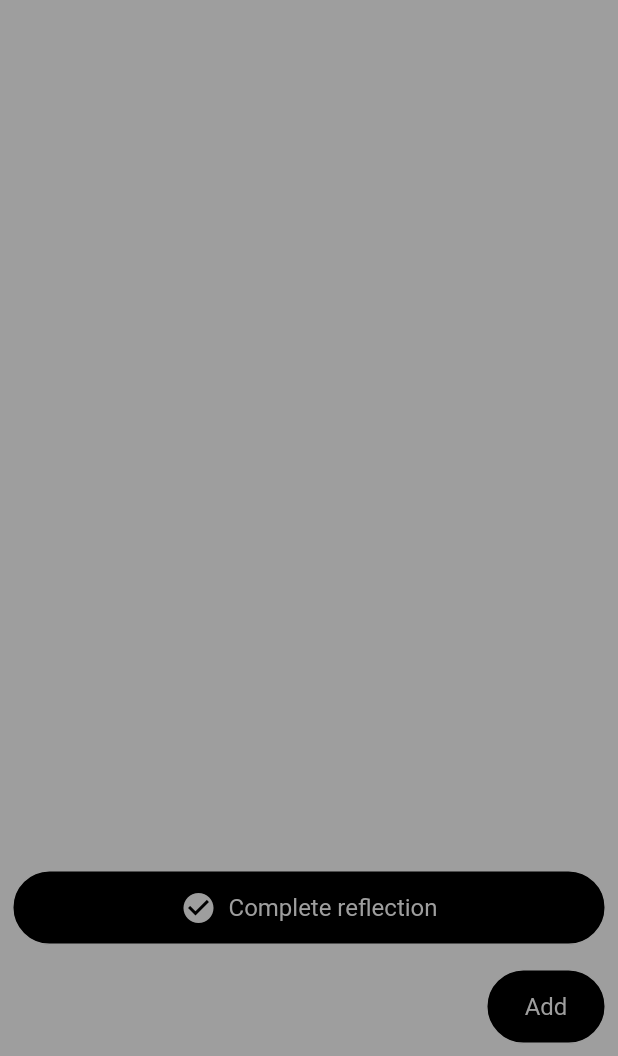
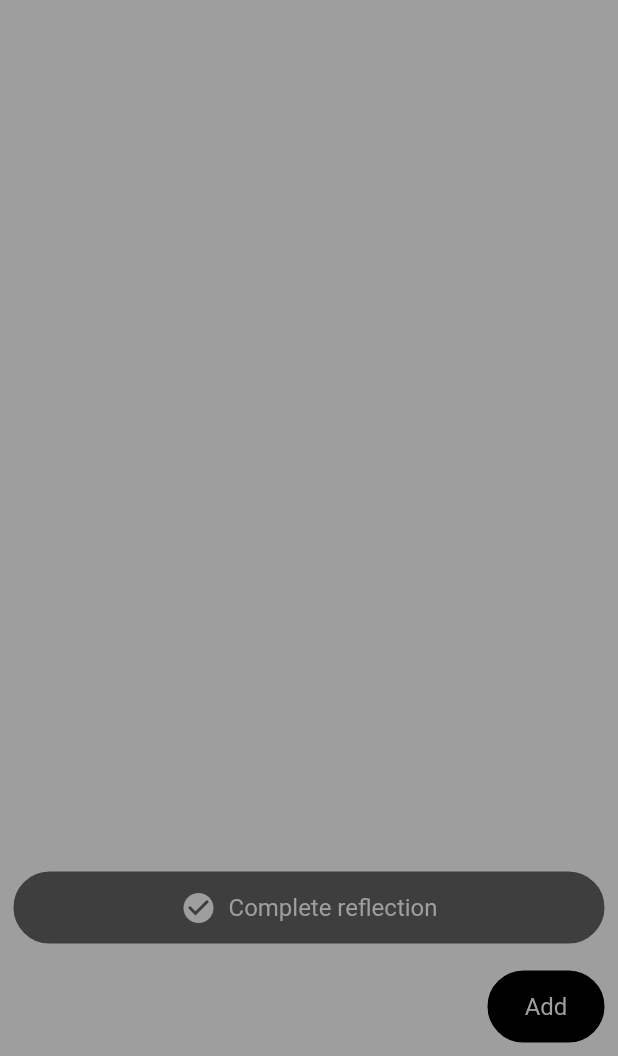
Before and after one commit to TocoBird/bulby, a Flutter app: what view() shows on an empty page, opened directly with empty values, on a phone screen of 412 x 824 dp, the part 180-1236 px from its top. Run offline on Flutter 3.47's test engine with Material 2 defaults, Android fonts, the light colour scheme and no system bars; drawn by our look-alikes of badges; our stand-ins replace flutter_hooks, fluttertoast, get_it, injectable, shared_preferences, sqflite; accounts and stored records are empty; generated files the repository leaves out were written again.

Commit message:
feat: add page

```diff
--- a/flutter/lib/components/common/atoms/button/done.dart
+++ b/flutter/lib/components/common/atoms/button/done.dart
@@ -9,6 +9,7 @@ class ButtonDone extends StatelessWidget {
     super.key,
     required this.color,
     required this.text,
+    this.isThin,
     this.isActive,
     this.onPressed,
   });
@@ -18,6 +19,9 @@ class ButtonDone extends StatelessWidget {
 
   /// 文字
   final String text;
+
+  /// 薄くする
+  final bool? isThin;
 
   /// アクティブかどうか
   final bool? isActive;
@@ -53,7 +57,12 @@ class ButtonDone extends StatelessWidget {
       ),
     );
 
-    return Container(
+    // ボタンが薄いか
+    bool isThinButton = isThin ?? false;
+
+    return Opacity(
+      opacity: isThinButton ? 0.6 : 1,
+      child: Container(
         padding: EdgeInsets.zero,
         decoration: BoxDecoration(
           gradient: LinearGradient(
@@ -80,6 +89,7 @@ class ButtonDone extends StatelessWidget {
             isNoSelect: true,
           ),
         ),
+      ),
     );
   }
 }
--- a/flutter/lib/components/common/molecules/header.dart
+++ b/flutter/lib/components/common/molecules/header.dart
@@ -1,23 +1,9 @@
 import 'package:flutter/material.dart'
-    show
-        AppBar,
-        Widget,
-        Text,
-        TextStyle,
-        Colors,
-        BuildContext,
-        ValueNotifier,
-        PreferredSizeWidget,
-        Size,
-        IconButton,
-        Icon,
-        Icons;
+    show AppBar, Widget, BuildContext, PreferredSizeWidget, Size;
 import 'package:bulby/modules/const/color/hooks.dart' show UseColor;
 import 'package:flutter_gen/gen_l10n/app_localizations.dart'
     show AppLocalizations;
-import 'package:badges/badges.dart' as badges;
-import 'package:flutter_hooks/flutter_hooks.dart'
-    show HookWidget, useEffect, useState;
+import 'package:flutter_hooks/flutter_hooks.dart' show HookWidget;
 import 'package:bulby/components/common/atoms/text/basic.dart' show BasicText;
 import 'package:bulby/modules/const/size.dart' show ConstantSizeUI;
 
@@ -28,8 +14,6 @@ class Header extends HookWidget implements PreferredSizeWidget {
     required this.i18n,
     required this.color,
     required this.title,
-    this.onClickRightMenu,
-    this.badgeNumForListener,
     this.rightButton,
   });
 
@@ -42,12 +26,6 @@ class Header extends HookWidget implements PreferredSizeWidget {
   /// ヘッダータイトル
   final String title;
 
-  /// バッジの数
-  final ValueNotifier<int>? badgeNumForListener;
-
-  /// 右のハンバーガーメニューをクリックした
-  final void Function()? onClickRightMenu;
-
   /// 右上のメニューに表示
   final Widget? rightButton;
 
@@ -57,50 +35,12 @@ class Header extends HookWidget implements PreferredSizeWidget {
 
   @override
   AppBar build(BuildContext context) {
-    final ValueNotifier<int> badgeNum = useState<int>(0);
-
-    /// 外部で候補一覧が更新されたら実行
-    void updateBadge() {
-      badgeNum.value = badgeNumForListener!.value;
-    }
-
-    /// NOTE:
-    /// バッジ番号のみをレンダリングさせたいのでListenerでイベント発火している。
-    useEffect(() {
-      if (badgeNumForListener == null) return;
-      badgeNum.value = badgeNumForListener!.value;
-      badgeNumForListener!.addListener(updateBadge);
-      return;
-    }, [badgeNumForListener]);
-
     /// 右上のアイコンを追加
     List<Widget> getActions() {
       // 右上に何も表示しない
       if (rightButton == null) return [];
       // 右上に表示する
       return [rightButton!];
-    }
-
-    /// 右上のアイコンを追加
-    /// todo: リファクタ
-    List<Widget> getActionsBadge() {
-      // 数字なしなら非表示
-      if (badgeNum.value == 0) return [];
-
-      //　数字付き
-      return [
-        badges.Badge(
-          position: badges.BadgePosition.custom(top: 0, end: 2),
-          badgeContent: Text(
-            badgeNum.value.toString(),
-            style: const TextStyle(color: Colors.white),
-          ),
-          child: IconButton(
-            icon: const Icon(Icons.dehaze_sharp),
-            onPressed: onClickRightMenu,
-          ),
-        ),
-      ];
     }
 
     return AppBar(
@@ -110,7 +50,7 @@ class Header extends HookWidget implements PreferredSizeWidget {
         size: "M",
       ),
       backgroundColor: color.base.header,
-      actions: onClickRightMenu == null ? getActions() : getActionsBadge(),
+      actions: getActions(),
     );
   }
 }
--- a/flutter/lib/components/layouts/base.dart
+++ b/flutter/lib/components/layouts/base.dart
@@ -15,8 +15,6 @@ class BaseLayout extends HookWidget {
     required this.title,
     required this.isBackGround,
     this.onTap,
-    this.badgeNumForListener,
-    this.onClickRightMenu,
     this.onWillPop,
     this.rightButton,
   });
@@ -33,17 +31,11 @@ class BaseLayout extends HookWidget {
   /// タイトル
   final String title;
 
-  /// バッジの数
-  final ValueNotifier<int>? badgeNumForListener;
-
   /// 背景あり
   final bool isBackGround;
 
   /// 外部を押した
   final void Function()? onTap;
-
-  /// 右のメニューをクリックした
-  final void Function()? onClickRightMenu;
 
   /// 戻る時のアクション
   final Future<bool> Function()? onWillPop;
@@ -71,8 +63,6 @@ class BaseLayout extends HookWidget {
           i18n: i18n,
           color: color,
           title: title,
-          badgeNumForListener: badgeNumForListener,
-          onClickRightMenu: onClickRightMenu,
           rightButton: rightButton,
         ),
         body: GestureDetector(
--- a/flutter/lib/components/pages/reflection_add/fetch.dart
+++ b/flutter/lib/components/pages/reflection_add/fetch.dart
@@ -25,7 +25,7 @@ class UseReturn {
   final List<DomainReflectionAddReflection> reflections;
   final List<DomainReflectionAdded> addedReflectionsFromOtherPage;
   final Future<void> Function() fetchReflections;
-  final void Function(BuildContext, bool, List<DomainReflectionAdded>)
+  final void Function(BuildContext, List<DomainReflectionAdded>)
       pushReflectionAddedList;
 }
 
@@ -87,7 +87,6 @@ UseReturn useFetch(int groupId, AppLocalizations i18n, UseColor color) {
   /// 追加している振り返りページへ移動
   void pushReflectionAddedList(
     BuildContext c,
-    bool isSavePage,
     List<DomainReflectionAdded> reflections,
   ) {
     final PageReflectionAddedList page = PageReflectionAddedList(
@@ -95,7 +94,6 @@ UseReturn useFetch(int groupId, AppLocalizations i18n, UseColor color) {
       color: color,
       reflections: reflections,
       groupId: groupId,
-      isSavePage: isSavePage,
     );
     Navigator.push(
       c,
--- a/flutter/lib/components/pages/reflection_added_list/widget.dart
+++ b/flutter/lib/components/pages/reflection_added_list/widget.dart
@@ -16,7 +16,6 @@ class PageReflectionAddedList extends HookWidget {
     required this.color,
     required this.reflections,
     required this.groupId,
-    required this.isSavePage,
   });
 
   /// 言語
@@ -31,10 +30,6 @@ class PageReflectionAddedList extends HookWidget {
   /// 振り返りグループID
   final int groupId;
 
-  /// 入力確認ページか、一次確認ページか
-  /// todo: pageを分ける
-  final bool isSavePage;
-
   @override
   Widget build(BuildContext context) {
     return Scaffold(
@@ -43,7 +38,6 @@ class PageReflectionAddedList extends HookWidget {
         color: color,
         reflections: reflections,
         groupId: groupId,
-        isSavePage: isSavePage,
       ),
     );
   }
--- a/flutter/lib/components/templates/reflection_add/hooks.dart
+++ b/flutter/lib/components/templates/reflection_add/hooks.dart
@@ -36,7 +36,6 @@ class UseReturn {
     required this.candidatesForListener,
     required this.badgeNumForListener,
     required this.onWillPop,
-    required this.onClickRightMenu,
   });
   final void Function(BuildContext) onPressedAddReflection;
   final void Function(String) onPressedAddCandidate;
@@ -50,7 +49,6 @@ class UseReturn {
       candidatesForListener;
   final Future<bool> Function(BuildContext) onWillPop;
   final void Function(BuildContext) onPressedReflectionDone;
-  final void Function(BuildContext) onClickRightMenu;
 }
 
 /// ロジック: 振り返り追加ページ
@@ -61,8 +59,7 @@ UseReturn useHooks(
   List<DomainReflectionAddReflection> reflections,
   List<DomainReflectionAdded> addedReflectionsFromOtherPage,
   int groupId,
-  Function(BuildContext, bool, List<DomainReflectionAdded>)
-      pushReflectionAddedList,
+  Function(BuildContext, List<DomainReflectionAdded>) pushReflectionAddedList,
 ) {
   final FocusNode textFieldFocusNode = useFocusNode();
   final ValueNotifier<TextEditingController> textReflection =
@@ -206,24 +203,18 @@ UseReturn useHooks(
     candidatesForListener.value = addedReflections;
   }
 
-  /// 振り返りの完了を押した
+  /// 下部ボタン: 振り返りの完了を押した
   void onPressedReflectionDone(BuildContext c) {
     if (reflectionsForRegister.isEmpty) {
       toast.showAlert(i18n.reflectionAddPageDoneAlert, 2500);
       return;
     }
 
-    // 追加した振り返りページへ移動
-    pushReflectionAddedList(c, true, reflectionsForRegister);
-  }
-
-  /// 右上の一覧メニューを押した
-  void onClickRightMenu(BuildContext c) {
     // 入力欄をリセットする
     resetInput();
 
     // 追加した振り返りページへ移動
-    pushReflectionAddedList(c, false, reflectionsForRegister);
+    pushReflectionAddedList(c, reflectionsForRegister);
   }
 
   /// 候補から振り返りの追加を押した
@@ -286,6 +277,5 @@ UseReturn useHooks(
     formKey: formKey,
     candidatesForListener: candidatesForListener,
     onWillPop: onWillPop,
-    onClickRightMenu: onClickRightMenu,
   );
 }
--- a/flutter/lib/components/templates/reflection_add/parts/bottom_contents.dart
+++ b/flutter/lib/components/templates/reflection_add/parts/bottom_contents.dart
@@ -12,7 +12,8 @@ import 'package:flutter/material.dart'
         Row,
         Expanded,
         SizedBox,
-        Builder;
+        Builder,
+        ValueNotifier;
 import 'package:bulby/modules/const/color/hooks.dart' show UseColor;
 import 'package:flutter_gen/gen_l10n/app_localizations.dart'
     show AppLocalizations;
@@ -21,12 +22,13 @@ import 'package:bulby/components/common/atoms/input/text/widget.dart'
     show InputText;
 import 'package:bulby/components/common/atoms/button/basic.dart'
     show ButtonBasic;
-import 'package:bulby/components/common/atoms/button/done.dart' show ButtonDone;
 import 'package:bulby/components/common/atoms/spacer/height.dart'
     show SpacerHeight;
 import 'package:bulby/components/common/atoms/spacer/width.dart'
     show SpacerWidth;
 import 'package:bulby/modules/const/size.dart' show ConstantSizeUI;
+import 'package:bulby/components/templates/reflection_add/parts/button_done.dart'
+    show ReflectionButtonDone;
 
 Widget view(
   AppLocalizations i18n,
@@ -34,6 +36,7 @@ Widget view(
   BuildContext context,
   FocusNode textFieldFocusNode,
   TextEditingController textReflection,
+  ValueNotifier<int>? badgeNumForListener,
   void Function(BuildContext) onPressedReflectionDone,
   void Function(BuildContext) onPressedAddReflection,
   void Function() onPressedRemoveText,
@@ -54,9 +57,10 @@ Widget view(
         padding: const EdgeInsets.symmetric(
           horizontal: ConstantSizeUI.l2,
         ),
-        child: ButtonDone(
+        child: ReflectionButtonDone(
+          i18n: i18n,
           color: color,
-          text: i18n.reflectionAddPageBottomDone,
+          badgeNumForListener: badgeNumForListener,
           onPressed: () => onPressedReflectionDone(context),
         ),
       ),
@@ -110,6 +114,7 @@ class BottomContents extends HookWidget {
     required this.color,
     required this.textFieldFocusNode,
     required this.textReflection,
+    required this.badgeNumForListener,
     required this.onPressedReflectionDone,
     required this.onPressedAddReflection,
     required this.onPressedRemoveText,
@@ -124,6 +129,9 @@ class BottomContents extends HookWidget {
 
   ///
   final FocusNode textFieldFocusNode;
+
+  /// バッジ数
+  final ValueNotifier<int>? badgeNumForListener;
 
   ///
   final TextEditingController textReflection;
@@ -150,6 +158,7 @@ class BottomContents extends HookWidget {
           context,
           textFieldFocusNode,
           textReflection,
+          badgeNumForListener,
           onPressedReflectionDone,
           onPressedAddReflection,
           onPressedRemoveText,
--- /dev/null
+++ b/flutter/lib/components/templates/reflection_add/parts/button_done.dart
@@ -0,0 +1,73 @@
+import 'package:flutter/material.dart'
+    show Widget, BuildContext, Colors, Text, TextStyle, ValueNotifier;
+import 'package:bulby/modules/const/color/hooks.dart' show UseColor;
+import 'package:flutter_gen/gen_l10n/app_localizations.dart'
+    show AppLocalizations;
+import 'package:flutter_hooks/flutter_hooks.dart'
+    show HookWidget, useEffect, useState;
+import 'package:bulby/components/common/atoms/button/done.dart' show ButtonDone;
+import 'package:badges/badges.dart' as badges;
+
+/// ボタン: 振り返りの完了
+class ReflectionButtonDone extends HookWidget {
+  const ReflectionButtonDone({
+    super.key,
+    required this.i18n,
+    required this.color,
+    required this.badgeNumForListener,
+    this.onPressed,
+  });
+
+  /// 言語
+  final AppLocalizations i18n;
+
+  /// カラーの設定
+  final UseColor color;
+
+  /// バッジの数
+  final ValueNotifier<int>? badgeNumForListener;
+
+  /// クリックした
+  final void Function()? onPressed;
+
+  @override
+  Widget build(BuildContext context) {
+    final ValueNotifier<int> badgeNum = useState<int>(0);
+
+    /// 外部で候補一覧が更新されたら実行
+    void updateBadge() {
+      badgeNum.value = badgeNumForListener!.value;
+    }
+
+    /// NOTE:
+    /// バッジ番号のみをレンダリングさせたいのでListenerでイベント発火している
+    /// 全体をレンダリングすると、入力欄のフォーカスが外れる
+    useEffect(() {
+      if (badgeNumForListener == null) return;
+      badgeNum.value = badgeNumForListener!.value;
+      badgeNumForListener!.addListener(updateBadge);
+      return;
+    }, [badgeNumForListener]);
+
+    return badges.Badge(
+      position: badges.BadgePosition.custom(
+        top: -12,
+        end: -2,
+      ),
+      badgeContent: Text(
+        badgeNum.value.toString(),
+        style: const TextStyle(
+          color: Colors.white,
+          fontSize: 18,
+        ),
+      ),
+      showBadge: badgeNum.value != 0,
+      child: ButtonDone(
+        color: color,
+        text: i18n.reflectionAddPageBottomDone,
+        onPressed: onPressed,
+        isThin: badgeNum.value == 0,
+      ),
+    );
+  }
+}
--- a/flutter/lib/components/templates/reflection_add/view.dart
+++ b/flutter/lib/components/templates/reflection_add/view.dart
@@ -41,7 +41,6 @@ Widget view(
   void Function(BuildContext) onPressedReflectionDone,
   void Function() onPressedRemoveText,
   void Function(String?) onChangeTextReflection,
-  void Function(BuildContext) onClickRightMenu,
   ValueNotifier<List<DomainReflectionAddReflection>> candidatesForListener,
   Future<bool> Function(BuildContext) onWillPop,
 ) {
@@ -66,6 +65,7 @@ Widget view(
         color: color,
         textReflection: textReflection,
         textFieldFocusNode: textFieldFocusNode,
+        badgeNumForListener: badgeNumForListener,
         onPressedReflectionDone: onPressedReflectionDone,
         onPressedAddReflection: onPressedAddReflection,
         onPressedRemoveText: onPressedRemoveText,
@@ -80,8 +80,6 @@ Widget view(
     title: title,
     isBackGround: false,
     onTap: () => textFieldFocusNode.unfocus(),
-    badgeNumForListener: badgeNumForListener,
-    onClickRightMenu: () => onClickRightMenu(context),
     onWillPop: () => onWillPop(context),
     child: Form(
       autovalidateMode: AutovalidateMode.onUserInteraction,
--- a/flutter/lib/components/templates/reflection_add/widget.dart
+++ b/flutter/lib/components/templates/reflection_add/widget.dart
@@ -43,7 +43,7 @@ class TemplateReflectionAdd extends HookWidget {
   final int groupId;
 
   /// 追加した振り返り一覧ページへ移動
-  final Function(BuildContext, bool, List<DomainReflectionAdded>)
+  final Function(BuildContext, List<DomainReflectionAdded>)
       pushReflectionAddedList;
 
   @override
@@ -73,7 +73,6 @@ class TemplateReflectionAdd extends HookWidget {
       h.onPressedReflectionDone,
       h.onPressedRemoveText,
       h.onChangeTextReflection,
-      h.onClickRightMenu,
       h.candidatesForListener,
       h.onWillPop,
     );
--- a/flutter/lib/components/templates/reflection_added_list/view.dart
+++ b/flutter/lib/components/templates/reflection_added_list/view.dart
@@ -19,7 +19,6 @@ Widget view(
   AppLocalizations i18n,
   UseColor color,
   BuildContext context,
-  bool isSavePage,
   List<DomainReflectionAdded> reflections,
   Future<bool> Function(BuildContext) onWillPop,
   void Function(String) onClickRemove,
@@ -39,7 +38,6 @@ Widget view(
               text: reflections[i].text,
               isThin: i % 2 == 0,
               count: reflections[i].count,
-              isSavePage: isSavePage,
               onClickRemove: () => onClickRemove(reflections[i].text),
             ),
           },
@@ -74,7 +72,7 @@ Widget view(
     color: color,
     title: i18n.pageReflectionAddedListTitle,
     isBackGround: false,
-    child: isSavePage ? content : column,
+    child: content,
     onWillPop: () => onWillPop(context),
   );
 }
--- a/flutter/lib/components/templates/reflection_added_list/widget.dart
+++ b/flutter/lib/components/templates/reflection_added_list/widget.dart
@@ -18,7 +18,6 @@ class TemplateReflectionAddedList extends HookWidget {
     required this.color,
     required this.reflections,
     required this.groupId,
-    required this.isSavePage,
   });
 
   /// 言語
@@ -32,9 +31,6 @@ class TemplateReflectionAddedList extends HookWidget {
 
   /// 振り返りグループID
   final int groupId;
-
-  /// todo: pageを分ける
-  final bool isSavePage;
 
   @override
   Widget build(BuildContext context) {
@@ -50,7 +46,6 @@ class TemplateReflectionAddedList extends HookWidget {
       i18n,
       color,
       context,
-      isSavePage,
       h.reflectionsOnPage,
       h.onWillPop,
       h.onClickRemove,
--- a/flutter/lib/modules/const/color/button.dart
+++ b/flutter/lib/modules/const/color/button.dart
@@ -147,8 +147,8 @@ class ConstantColorButtonDark {
 
   /// ボタン: 背景色
   static const List<Color> basic = [
-    Color.fromARGB(255, 44, 46, 117),
-    Color.fromARGB(255, 43, 29, 104),
+    Color.fromARGB(255, 27, 28, 76),
+    Color.fromARGB(255, 23, 16, 58),
   ];
 
   /// ボタン: 背景色 薄い
@@ -158,7 +158,7 @@ class ConstantColorButtonDark {
   ];
 
   /// ボタン: 枠線色
-  static const Color basicBorder = blue;
+  static const Color basicBorder = Color.fromARGB(255, 40, 49, 167);
 
   /// ボタン: 枠線色 薄い
   static const Color basicBorderThin = Color.fromARGB(150, 38, 43, 114);
```
Also changed, not shown: flutter/lib/components/templates/reflection_added_list/parts/button_candidate.dart (+4 -6 lines). Lines whose indentation alone changed are shown as unchanged.
